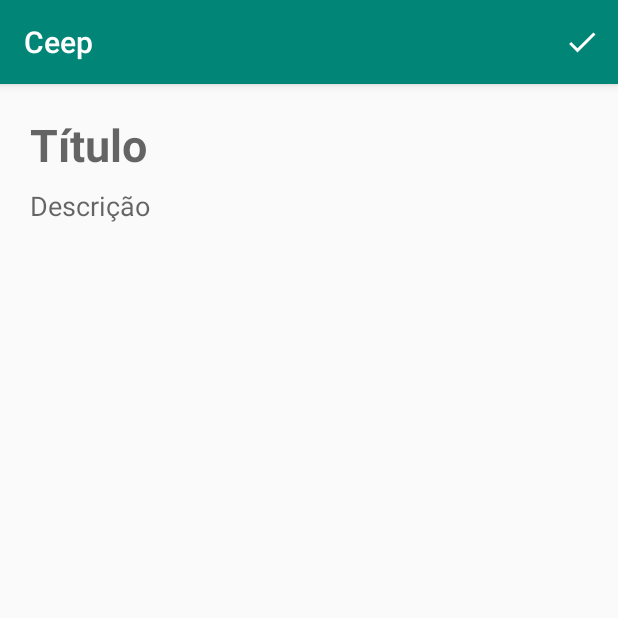
After one commit to ffranzim/recyclerViewCeep, an Android app: the FormularioNotaActivity screen opened directly, with no data from a screen before it, on a phone screen of 412 x 824 dp, the top half of it. The commit adds this screen. Run offline under Robolectric (Android 15) with nearby library versions, the phone set to English and light mode, and no system bars.

Commit message:
Fim aula 4 - Add nota na lista

```diff
--- a/app/src/main/AndroidManifest.xml
+++ b/app/src/main/AndroidManifest.xml
@@ -9,6 +9,7 @@
         android:roundIcon="@mipmap/ic_launcher_round"
         android:supportsRtl="true"
         android:theme="@style/AppTheme">
+        <activity android:name=".ui.activity.FormularioNotaActivity"></activity>
         <activity android:name=".ui.activity.ListaNotasActivity">
             <intent-filter>
                 <action android:name="android.intent.action.MAIN" />
--- /dev/null
+++ b/app/src/main/java/br/com/franzim/ceep/ui/activity/FormularioNotaActivity.java
@@ -0,0 +1,42 @@
+package br.com.franzim.ceep.ui.activity;
+
+import android.support.v7.app.AppCompatActivity;
+import android.os.Bundle;
+import android.view.Menu;
+import android.view.MenuItem;
+import android.view.View;
+import android.widget.EditText;
+
+import br.com.franzim.ceep.R;
+import br.com.franzim.ceep.dao.NotaDAO;
+import br.com.franzim.ceep.model.Nota;
+
+public class FormularioNotaActivity extends AppCompatActivity {
+
+    @Override
+    protected void onCreate(Bundle savedInstanceState) {
+        super.onCreate(savedInstanceState);
+        setContentView(R.layout.activity_formulario_nota);
+
+    }
+
+    @Override
+    public boolean onCreateOptionsMenu(Menu menu) {
+        getMenuInflater().inflate(R.menu.menu_formulario_nota_salva, menu);
+        return super.onCreateOptionsMenu(menu);
+    }
+
+    @Override
+    public boolean onOptionsItemSelected(MenuItem item) {
+        if(item.getItemId() == R.id.menu_formulario_ic_nota_salva) {
+            EditText edNotaTitulo = findViewById(R.id.formulario_nota_titulo);
+            EditText edNotaDescricao = findViewById(R.id.formulario_nota_descricao);
+
+            Nota nota = new Nota(edNotaTitulo.getText().toString(), edNotaDescricao.getText().toString());
+            new NotaDAO().insere(nota);
+            finish();
+        }
+
+        return super.onOptionsItemSelected(item);
+    }
+}
--- a/app/src/main/java/br/com/franzim/ceep/ui/activity/ListaNotasActivity.java
+++ b/app/src/main/java/br/com/franzim/ceep/ui/activity/ListaNotasActivity.java
@@ -1,9 +1,12 @@
 package br.com.franzim.ceep.ui.activity;
 
+import android.content.Intent;
 import android.os.Bundle;
 import android.support.v7.app.AppCompatActivity;
 import android.support.v7.widget.LinearLayoutManager;
 import android.support.v7.widget.RecyclerView;
+import android.view.View;
+import android.widget.TextView;
 
 import br.com.franzim.ceep.R;
 import br.com.franzim.ceep.dao.NotaDAO;
@@ -13,15 +16,35 @@ import br.com.franzim.ceep.ui.recyclerview.adapter.ListaNotasAdapter;
 
 public class ListaNotasActivity extends AppCompatActivity {
 
+
+    private static final NotaDAO notaDAO;
+
+    static {
+        notaDAO = new NotaDAO();
+    }
+
     @Override
     protected void onCreate(Bundle savedInstanceState) {
         super.onCreate(savedInstanceState);
         setContentView(R.layout.activity_lista_notas);
 
-        NotaDAO notaDAO = new NotaDAO();
         populaNotas(notaDAO);
+
+        TextView tvInsereNota = findViewById(R.id.lista_notas_insere_nota);
+        tvInsereNota.setOnClickListener(new View.OnClickListener() {
+            @Override
+            public void onClick(View v) {
+                Intent intent = new Intent(ListaNotasActivity.this, FormularioNotaActivity.class);
+                startActivity(intent);
+            }
+        });
+    }
+
+    @Override
+    protected void onResume() {
+        super.onResume();
+
         setRecyclerView(notaDAO);
-
     }
 
     private void populaNotas(NotaDAO notaDAO) {
@@ -37,4 +60,8 @@ public class ListaNotasActivity extends AppCompatActivity {
 //        LinearLayoutManager layoutManager = new LinearLayoutManager(this);
 //        rvNotas.setLayoutManager(layoutManager);
     }
+
+
+
+
 }
--- /dev/null
+++ b/app/src/main/res/drawable-anydpi/ic_action_salva.xml
@@ -0,0 +1,10 @@
+<vector xmlns:android="http://schemas.android.com/apk/res/android"
+    android:width="24dp"
+    android:height="24dp"
+    android:viewportWidth="24"
+    android:viewportHeight="24"
+    android:tint="#FFFFFF">
+    <path
+        android:fillColor="#FF000000"
+        android:pathData="M9,16.2L4.8,12l-1.4,1.4L9,19 21,7l-1.4,-1.4L9,16.2z"/>
+</vector>
--- /dev/null
+++ b/app/src/main/res/layout/activity_formulario_nota.xml
@@ -0,0 +1,35 @@
+<?xml version="1.0" encoding="utf-8"?>
+<android.support.constraint.ConstraintLayout xmlns:android="http://schemas.android.com/apk/res/android"
+    xmlns:app="http://schemas.android.com/apk/res-auto"
+    xmlns:tools="http://schemas.android.com/tools"
+    android:layout_width="match_parent"
+    android:layout_height="match_parent">
+
+    <EditText
+        android:id="@+id/formulario_nota_titulo"
+        android:layout_width="0dp"
+        android:layout_height="wrap_content"
+        android:layout_margin="20dp"
+        android:background="@android:color/transparent"
+        android:hint="Título"
+        android:textSize="30sp"
+        android:textStyle="bold"
+        app:layout_constraintEnd_toEndOf="parent"
+        app:layout_constraintStart_toStartOf="parent"
+        app:layout_constraintTop_toTopOf="parent" />
+
+    <EditText
+        android:id="@+id/formulario_nota_descricao"
+        android:layout_width="0dp"
+        android:layout_height="0dp"
+        android:layout_marginTop="8dp"
+        android:layout_marginBottom="8dp"
+        android:background="@android:color/transparent"
+        android:gravity="top"
+        android:hint="Descrição"
+        app:layout_constraintBottom_toBottomOf="parent"
+        app:layout_constraintEnd_toEndOf="@id/formulario_nota_titulo"
+        app:layout_constraintStart_toStartOf="@id/formulario_nota_titulo"
+        app:layout_constraintTop_toBottomOf="@id/formulario_nota_titulo" />
+
+</android.support.constraint.ConstraintLayout>
--- /dev/null
+++ b/app/src/main/res/menu/menu_formulario_nota_salva.xml
@@ -0,0 +1,10 @@
+<?xml version="1.0" encoding="utf-8"?>
+<menu xmlns:android="http://schemas.android.com/apk/res/android"
+    xmlns:app="http://schemas.android.com/apk/res-auto">
+
+    <item
+        android:id="@+id/menu_formulario_ic_nota_salva"
+        android:icon="@drawable/ic_action_salva"
+        android:title="@string/action_save"
+        app:showAsAction="always"/>
+</menu>
--- a/app/src/main/res/values/strings.xml
+++ b/app/src/main/res/values/strings.xml
@@ -1,3 +1,4 @@
 <resources>
     <string name="app_name">Ceep</string>
+    <string name="action_save">Salvar Nota</string>
 </resources>
```
Also changed, not shown: app/src/main/res/drawable-hdpi/ic_action_salva.png (added), app/src/main/res/drawable-mdpi/ic_action_salva.png (added), app/src/main/res/drawable-xhdpi/ic_action_salva.png (added), app/src/main/res/drawable-xxhdpi/ic_action_salva.png (added).
